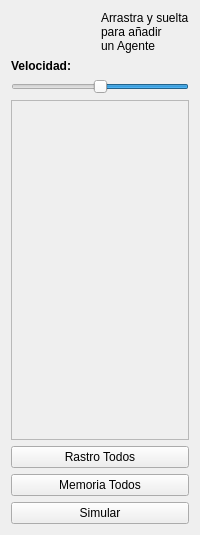
Dariasteam/I.A., file src/options/agentoptions.ui: the form before one commit.
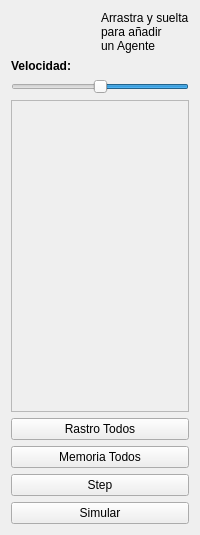
The form after the commit.

The edit to the form file:
```diff
--- a/src/options/agentoptions.ui
+++ b/src/options/agentoptions.ui
@@ -74,7 +74,7 @@
         <x>0</x>
         <y>0</y>
         <width>180</width>
-        <height>327</height>
+        <height>295</height>
        </rect>
       </property>
       <layout class="QVBoxLayout" name="verticalLayout_3">
@@ -103,6 +103,13 @@
      </property>
     </widget>
    </item>
+   <item>
+    <widget class="QPushButton" name="step">
+     <property name="text">
+      <string>Step</string>
+     </property>
+    </widget>
+   </item>
    <item>
     <widget class="QPushButton" name="simulation">
      <property name="text">
```
Left out of the diff: 3 changed lines with no effect on the pictures.
